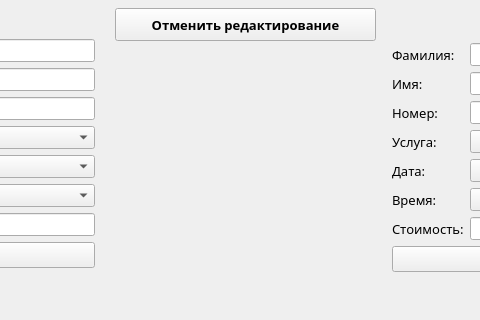
Qt form mainwindow.ui (Spooxion/barber_shop_information_system) before a commit; both pictures show x 215 to 695 and y 409 to 729 of the 923 by 729 pixel window.
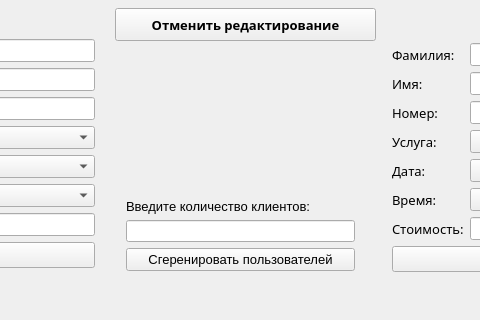
The same form after that commit.

Patch:
```diff
--- a/mainwindow.ui
+++ b/mainwindow.ui
@@ -60,7 +60,7 @@
      <string>Отменить редактирование</string>
     </property>
    </widget>
-   <widget class="QWidget" name="">
+   <widget class="QWidget" name="layoutWidget">
     <property name="geometry">
      <rect>
       <x>596</x>
@@ -267,7 +267,7 @@
      </item>
     </layout>
    </widget>
-   <widget class="QWidget" name="">
+   <widget class="QWidget" name="layoutWidget">
     <property name="geometry">
      <rect>
       <x>10</x>
@@ -472,7 +472,7 @@
      </item>
     </layout>
    </widget>
-   <widget class="QWidget" name="">
+   <widget class="QWidget" name="layoutWidget">
     <property name="geometry">
      <rect>
       <x>12</x>
@@ -607,7 +607,7 @@
      </item>
     </layout>
    </widget>
-   <widget class="QWidget" name="">
+   <widget class="QWidget" name="layoutWidget">
     <property name="geometry">
      <rect>
       <x>330</x>
@@ -657,6 +657,35 @@
      </item>
     </layout>
    </widget>
+   <widget class="QWidget" name="layoutWidget">
+    <property name="geometry">
+     <rect>
+      <x>330</x>
+      <y>560</y>
+      <width>251</width>
+      <height>94</height>
+     </rect>
+    </property>
+    <layout class="QVBoxLayout" name="verticalLayout_5">
+     <item>
+      <widget class="QLabel" name="label_18">
+       <property name="text">
+        <string>Введите количество клиентов:</string>
+       </property>
+      </widget>
+     </item>
+     <item>
+      <widget class="QLineEdit" name="lineEdit"/>
+     </item>
+     <item>
+      <widget class="QPushButton" name="pushButton_genirate">
+       <property name="text">
+        <string>Сгеренировать пользователей</string>
+       </property>
+      </widget>
+     </item>
+    </layout>
+   </widget>
   </widget>
   <widget class="QMenuBar" name="menuBar">
    <property name="geometry">
```
